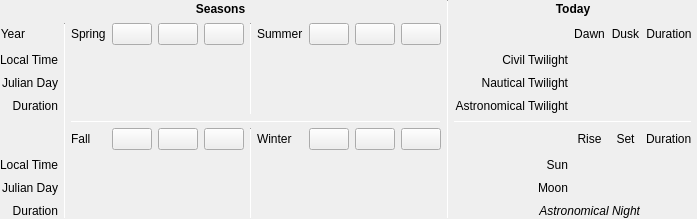
Above: src/gui/specificTimeWidget.ui from Stellarium/stellarium before the change. Below: the same form after it.
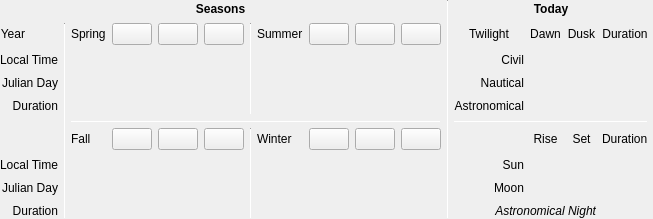
That is the form after the change. Icons and pictures are not drawn.

What changed in the file:
```diff
--- a/src/gui/specificTimeWidget.ui
+++ b/src/gui/specificTimeWidget.ui
@@ -325,7 +325,7 @@
    <item row="3" column="7">
     <widget class="QLabel" name="labelNauticalTwilight">
      <property name="text">
-      <string>Nautical Twilight</string>
+      <string comment="twilight">Nautical</string>
      </property>
      <property name="alignment">
       <set>Qt::AlignRight|Qt::AlignTrailing|Qt::AlignVCenter</set>
@@ -626,7 +626,7 @@
    <item row="2" column="7">
     <widget class="QLabel" name="labelCivilTwilight">
      <property name="text">
-      <string>Civil Twilight</string>
+      <string comment="twilight">Civil</string>
      </property>
      <property name="alignment">
       <set>Qt::AlignRight|Qt::AlignTrailing|Qt::AlignVCenter</set>
@@ -775,7 +775,7 @@
    <item row="4" column="7">
     <widget class="QLabel" name="labelAstronomicalTwilight">
      <property name="text">
-      <string>Astronomical Twilight</string>
+      <string comment="twilight">Astronomical</string>
      </property>
      <property name="alignment">
       <set>Qt::AlignRight|Qt::AlignTrailing|Qt::AlignVCenter</set>
@@ -875,6 +875,16 @@
      </property>
     </widget>
    </item>
+   <item row="1" column="7">
+    <widget class="QLabel" name="labelTwilight">
+     <property name="text">
+      <string>Twilight</string>
+     </property>
+     <property name="alignment">
+      <set>Qt::AlignCenter</set>
+     </property>
+    </widget>
+   </item>
   </layout>
  </widget>
  <resources>
```
